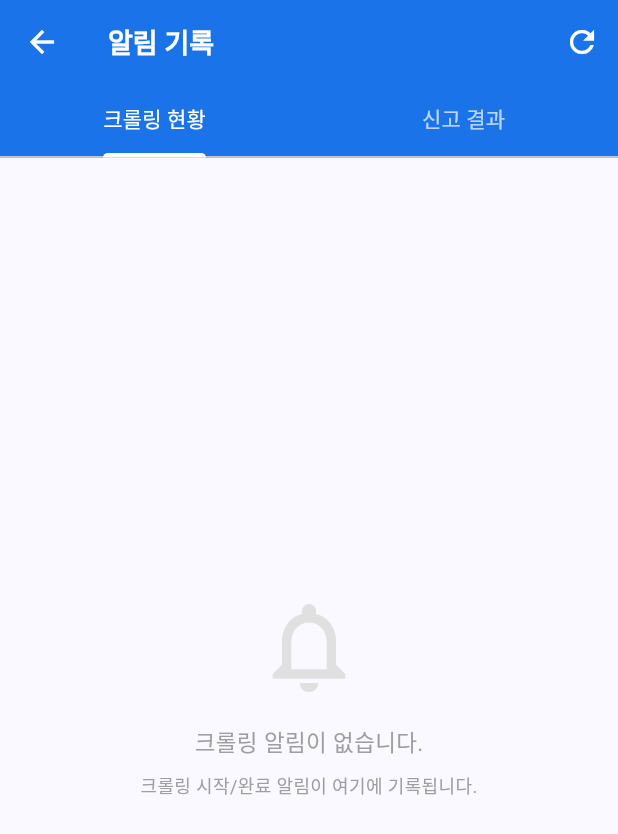
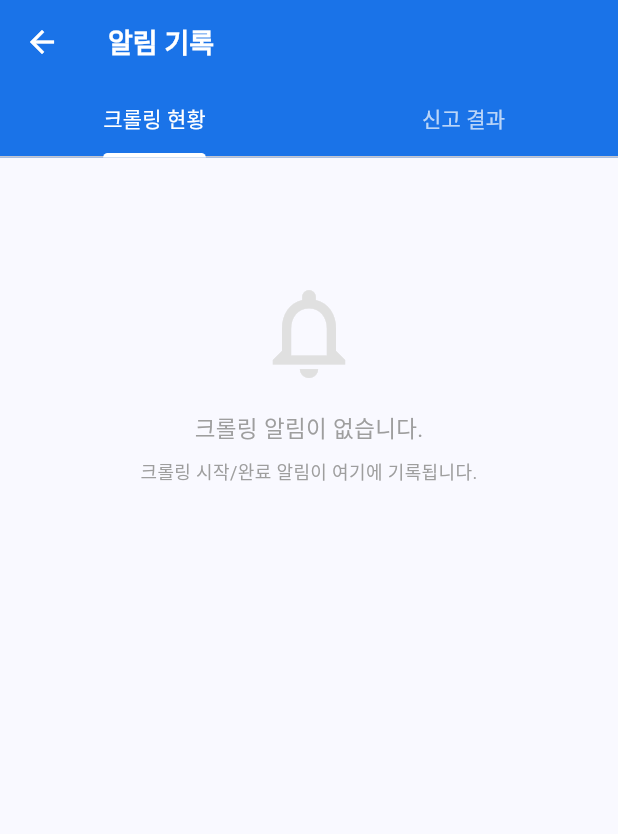
Before and after one commit to Fentanest/safetyreport, a Flutter app: the NotificationsScreen screen opened directly, on a phone screen of 412 x 824 dp. Shown: the top 834 px of the screen. Run offline on Flutter 3.47's test engine with Material 3 defaults, Android fonts, the phone set to English and light mode, and no system bars; our stand-ins replace fl_chart, open_filex, permission_handler, shared_preferences, video_player; accounts and stored records are empty; network calls fail.

Commit message:
새로고침 버튼 제거·pull-to-refresh 통일, WordPress 아이콘 제거, 홈페이지 버튼, 파일 다운로드 인증 수정
- 모든 화면 AppBar 새로고침 버튼 제거, RefreshIndicator(pull-to-refresh)로 통일
- 대시보드·신고 리스트 AppBar WordPress/블로그 아이콘 제거
- 설정 화면 하단에 '홈페이지 바로가기' 버튼 추가 (hb.worklazy.net/mysafetyreport/)
- /files/download: X-API-Key 헤더 또는 api_key 쿼리 파라미터 모두 허용
  → launchUrl로 브라우저 열어도 401 오류 없이 다운로드 가능

Co-Authored-By: Claude Sonnet 4.6 <noreply@anthropic.com>

```diff
--- a/mobile/lib/screens/crawl_screen.dart
+++ b/mobile/lib/screens/crawl_screen.dart
@@ -251,12 +251,6 @@ class _CrawlScreenState extends State<CrawlScreen> with WidgetsBindingObserver {
     return Scaffold(
       appBar: AppBar(
         title: const Text('크롤링 제어'),
-        actions: [
-          IconButton(
-            icon: const Icon(Icons.refresh),
-            onPressed: _init,
-          ),
-        ],
       ),
       body: Column(
         children: [
--- a/mobile/lib/screens/notifications_screen.dart
+++ b/mobile/lib/screens/notifications_screen.dart
@@ -217,14 +217,6 @@ class _NotificationsScreenState extends State<NotificationsScreen>
                   }
                 },
               ),
-            IconButton(
-              icon: const Icon(Icons.refresh),
-              tooltip: '새로고침',
-              onPressed: () {
-                provider.load();
-                _fetchServerResults();
-              },
-            ),
           ],
           bottom: TabBar(
             labelColor: Colors.white,
@@ -288,13 +280,24 @@ class _NotificationsScreenState extends State<NotificationsScreen>
                 fontSize: 11, color: Colors.white, fontWeight: FontWeight.bold)),
       );
 
+  Future<void> _refresh() async {
+    context.read<NotificationHistoryProvider>().load();
+    await _fetchServerResults();
+  }
+
   Widget _buildList({
     required List<NotificationItem> items,
     required String emptyMessage,
     required String emptySubMessage,
   }) {
     if (items.isEmpty) {
-      return Center(
+      return RefreshIndicator(
+        onRefresh: _refresh,
+        child: ListView(
+          children: [
+            SizedBox(
+              height: 300,
+              child: Center(
                 child: Column(
                   mainAxisSize: MainAxisSize.min,
                   children: [
@@ -307,15 +310,20 @@ class _NotificationsScreenState extends State<NotificationsScreen>
                     Text(
                       emptySubMessage,
                       textAlign: TextAlign.center,
-              style:
-                  const TextStyle(color: Colors.grey, fontSize: 12, height: 1.5),
+                      style: const TextStyle(color: Colors.grey, fontSize: 12, height: 1.5),
+                    ),
+                  ],
+                ),
+              ),
             ),
           ],
         ),
       );
     }
 
-    return ListView.separated(
+    return RefreshIndicator(
+      onRefresh: _refresh,
+      child: ListView.separated(
         padding: const EdgeInsets.symmetric(vertical: 8),
         itemCount: items.length,
         separatorBuilder: (_, __) => const Divider(height: 1, indent: 16),
@@ -326,6 +334,7 @@ class _NotificationsScreenState extends State<NotificationsScreen>
             onTap: () => _showDetail(context, item),
           );
         },
+      ),
     );
   }
 }
--- a/mobile/lib/screens/watchlist_screen.dart
+++ b/mobile/lib/screens/watchlist_screen.dart
@@ -116,10 +116,6 @@ class _WatchlistScreenState extends State<WatchlistScreen> {
               style: TextButton.styleFrom(foregroundColor: Colors.white),
               onPressed: _removeAll,
             ),
-          IconButton(
-            icon: const Icon(Icons.refresh),
-            onPressed: _load,
-          ),
         ],
       ),
       body: _loading
```
Also changed, not shown: mobile/lib/screens/dashboard_screen.dart (+0 -15 lines), mobile/lib/screens/file_browser_screen.dart (+4 -7 lines), mobile/lib/screens/report_list_screen.dart (+0 -11 lines), mobile/lib/screens/settings_screen.dart (+14 -0 lines), mobile/lib/screens/statistics_screen.dart (+15 -17 lines), 1 other file. Lines whose indentation alone changed are shown as unchanged.
